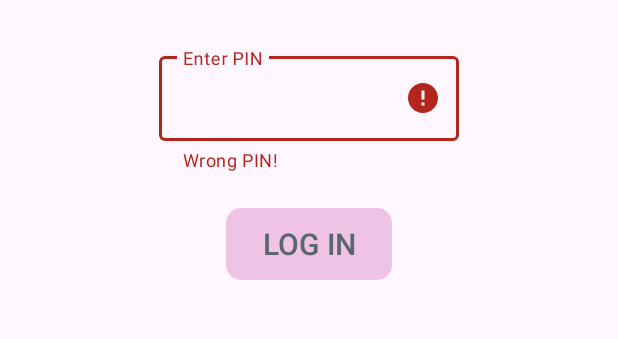
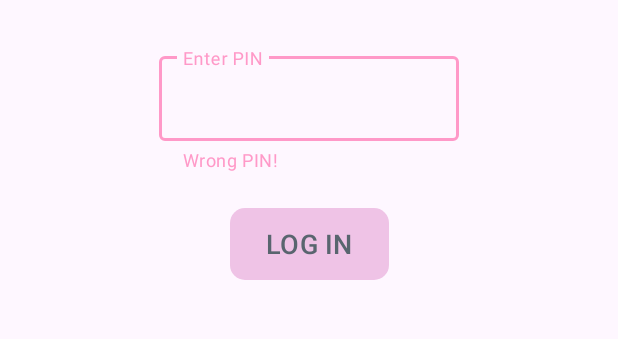
Before and after one commit to ElenaPanPanda/Secret-Diary, an Android app: the screen it shows after launch (LoginActivity), after a tap on "LOG IN", on a phone screen of 412 x 824 dp, the part 508-847 px from its top. Run offline under Robolectric (Android 15) with nearby library versions, the phone set to English and light mode, and no system bars.

Commit message:
correct colors

```diff
--- a/app/src/main/res/layout/activity_login.xml
+++ b/app/src/main/res/layout/activity_login.xml
@@ -24,6 +24,10 @@
         android:layout_height="wrap_content"
         android:hint="@string/enter_pin"
         app:errorEnabled="true"
+        app:errorTextColor="@color/red"
+        app:boxStrokeErrorColor="@color/red"
+        app:cursorErrorColor="@color/red"
+        app:errorIconDrawable="@null"
         app:hintTextColor="@color/grey"
         app:layout_constraintBottom_toBottomOf="parent"
         app:layout_constraintEnd_toEndOf="parent"
@@ -49,7 +53,7 @@
         android:background="@drawable/my_button"
         android:text="@string/log_in"
         android:textColor="@color/grey"
-        android:textSize="20sp"
+        android:textSize="18sp"
         app:backgroundTint="@null"
         app:layout_constraintEnd_toEndOf="parent"
         app:layout_constraintStart_toStartOf="parent"
--- a/app/src/main/res/layout/activity_main.xml
+++ b/app/src/main/res/layout/activity_main.xml
@@ -40,7 +40,7 @@
         android:background="@drawable/my_button"
         android:text="@string/undo"
         android:textColor="@color/grey"
-        android:textSize="20sp"
+        android:textSize="18sp"
         app:backgroundTint="@null"
         app:layout_constraintStart_toStartOf="@id/new_writing_tf"
         app:layout_constraintTop_toBottomOf="@id/new_writing_tf" />
@@ -53,7 +53,7 @@
         android:background="@drawable/my_button"
         android:text="@string/save"
         android:textColor="@color/grey"
-        android:textSize="20sp"
+        android:textSize="18sp"
         app:backgroundTint="@null"
         app:layout_constraintEnd_toEndOf="@id/new_writing_tf"
         app:layout_constraintTop_toBottomOf="@id/new_writing_tf" />
--- a/app/src/main/res/values/colors.xml
+++ b/app/src/main/res/values/colors.xml
@@ -10,4 +10,5 @@
     <color name="dark">#9c89b8</color>
     <color name="light_pink">#f7ebec</color>
     <color name="grey">#59656f</color>
+    <color name="red">#ff99c8</color>
 </resources>
```
